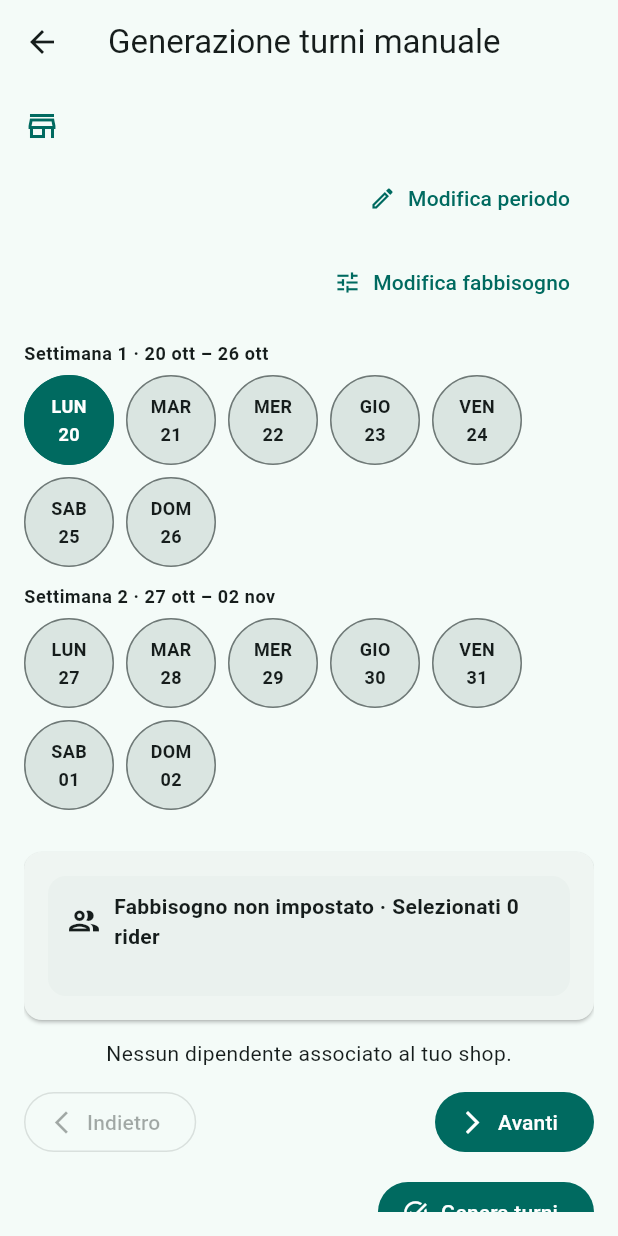
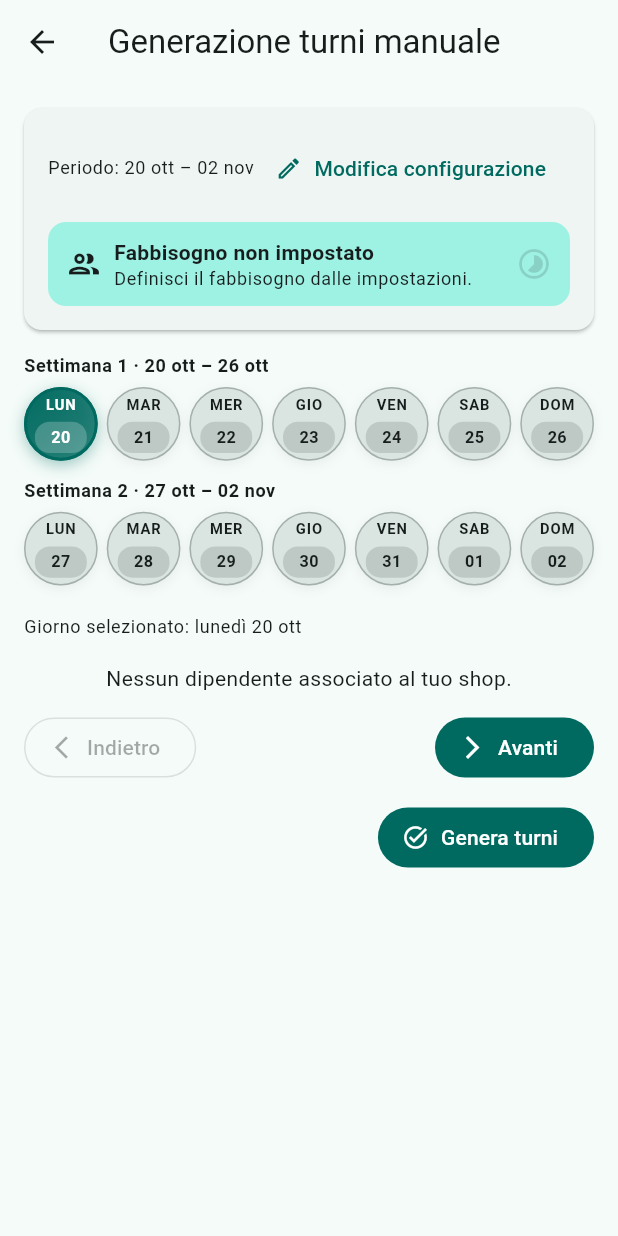
Before and after one commit to leopu00/turni, a Flutter app: the ShiftGenerationPage screen opened directly, after a tap on "Inizia pianificazione", on a phone screen of 412 x 824 dp. Run offline on Flutter 3.47's test engine with Material 3 defaults, Android fonts, the phone set to English and light mode, and no system bars; our stand-ins replace supabase_flutter; accounts and stored records are empty.

Commit message:
feat(boss): streamline planner header and highlight fulfilled needs

```diff
--- a/lib/pages/shift_generation_page.dart
+++ b/lib/pages/shift_generation_page.dart
@@ -41,7 +41,6 @@ class _ShiftGenerationPageState extends State<ShiftGenerationPage> {
   bool _loadingColleagues = false;
   String? _colleaguesError;
   String? _shopId;
-  String? _shopName;
   bool _saving = false;
   String? _saveError;
   final Map<String, Set<String>> _dailySelections = {};
@@ -72,7 +71,6 @@ class _ShiftGenerationPageState extends State<ShiftGenerationPage> {
         _colleagues = filtered;
         _pendingManual = pendingManual;
         _shopId = result.shopId;
-        _shopName = result.shopName;
         _loadingColleagues = false;
       });
       if (!mounted) return;
@@ -179,150 +177,6 @@ class _ShiftGenerationPageState extends State<ShiftGenerationPage> {
     ScaffoldMessenger.of(
       context,
     ).showSnackBar(SnackBar(content: Text(message)));
-  }
-
-  Future<void> _openRequirementEditor() async {
-    if (_requirementsLoading || _requirementsSaving) return;
-    final result = await showModalBottomSheet<List<int>>(
-      context: context,
-      isScrollControlled: true,
-      useSafeArea: true,
-      builder: (context) {
-        final edited = List<int>.from(_weeklyRequirements);
-        return StatefulBuilder(
-          builder: (context, setModalState) {
-            final theme = Theme.of(context);
-            final bottomInset = MediaQuery.of(context).viewInsets.bottom;
-
-            return FractionallySizedBox(
-              heightFactor: 0.9,
-              child: Padding(
-                padding: EdgeInsets.only(
-                  left: 16,
-                  right: 16,
-                  top: 16,
-                  bottom: 16 + bottomInset,
-                ),
-                child: Column(
-                  crossAxisAlignment: CrossAxisAlignment.start,
-                  children: [
-                    Row(
-                      children: [
-                        Expanded(
-                          child: Text(
-                            'Imposta fabbisogno',
-                            style: theme.textTheme.titleLarge,
-                          ),
-                        ),
-                        TextButton(
-                          onPressed: () {
-                            setModalState(() {
-                              for (var i = 0; i < edited.length; i++) {
-                                edited[i] = _defaultWeeklyRequirements[i];
-                              }
-                            });
-                          },
-                          child: const Text('Ripristina default'),
-                        ),
-                      ],
-                    ),
-                    const SizedBox(height: 8),
-                    Text(
-                      'Definisci quanti rider servono in ciascun giorno della settimana. I valori si applicano a tutte le settimane del periodo.',
-                      style: theme.textTheme.bodyMedium,
-                    ),
-                    const SizedBox(height: 16),
-                    Expanded(
-                      child: ListView.separated(
-                        itemCount: 7,
-                        separatorBuilder: (_, __) => const Divider(),
-                        itemBuilder: (context, index) {
-                          final label = _weekdayLabelForIndex(index);
-                          final value = edited[index];
-                          return ListTile(
-                            contentPadding: EdgeInsets.zero,
-                            title: Text(
-                              label,
-                              style: theme.textTheme.titleMedium,
-                            ),
-                            trailing: Row(
-                              mainAxisSize: MainAxisSize.min,
-                              children: [
-                                IconButton(
-                                  tooltip: 'Diminuisci',
-                                  onPressed: value > 0
-                                      ? () {
-                                          setModalState(() {
-                                            edited[index] = value - 1;
-                                          });
-                                        }
-                                      : null,
-                                  icon: const Icon(Icons.remove_circle_outline),
-                                ),
-                                SizedBox(
-                                  width: 36,
-                                  child: Text(
-                                    '$value',
-                                    textAlign: TextAlign.center,
-                                    style: theme.textTheme.titleMedium,
-                                  ),
-                                ),
-                                IconButton(
-                                  tooltip: 'Aumenta',
-                                  onPressed: () {
-                                    setModalState(() {
-                                      final next = value + 1;
-                                      edited[index] = next > 99 ? 99 : next;
-                                    });
-                                  },
-                                  icon: const Icon(Icons.add_circle_outline),
-                                ),
-                              ],
-                            ),
-                          );
-                        },
-                      ),
-                    ),
-                    const SizedBox(height: 16),
-                    Row(
-                      children: [
-                        TextButton(
-                          onPressed: () {
-                            Navigator.pop(context);
-                          },
-                          child: const Text('Annulla'),
-                        ),
-                        const Spacer(),
-                        FilledButton(
-                          onPressed: () {
-                            Navigator.pop(context, List<int>.from(edited));
-                          },
-                          child: const Text('Salva'),
-                        ),
-                      ],
-                    ),
-                  ],
-                ),
-              ),
-            );
-          },
-        );
-      },
-    );
-
-    if (result != null && mounted) {
-      if (result.length != 7) return;
-      final previous = List<int>.from(_weeklyRequirements);
-      setState(() {
-        _weeklyRequirements = List<int>.from(result);
-        _requirementsError = null;
-        _applyRequirementsToDays();
-      });
-      await _saveWeeklyRequirements(
-        newValues: List<int>.from(result),
-        previousValues: previous,
-      );
-    }
   }
 
   void _startPlanning() {
@@ -527,83 +381,44 @@ class _ShiftGenerationPageState extends State<ShiftGenerationPage> {
 
     final currentDay = _days[_currentDayIndex];
     final theme = Theme.of(context);
-    final hasShop = _shopId != null;
-    final storeLabel = _shopName ?? 'Shop senza nome';
-    final canEditRequirements =
-        hasShop && !_requirementsLoading && !_requirementsSaving && !_saving;
     final selectedCount = _dailySelections[_dayKey(currentDay)]?.length ?? 0;
     final requirement = _requirementFor(currentDay);
     final defaultTextColor =
         theme.textTheme.bodyMedium?.color ?? theme.colorScheme.onSurface;
     final bool requirementMet =
         requirement == 0 || selectedCount >= requirement;
-    final Color highlightColor = requirement == 0
-        ? defaultTextColor
-        : requirementMet
+    final Color highlightColor = requirementMet && requirement > 0
         ? theme.colorScheme.primary
-        : theme.colorScheme.error;
-    final Color backgroundColor = requirement == 0
-        ? theme.colorScheme.surfaceVariant.withOpacity(0.25)
-        : requirementMet
-        ? theme.colorScheme.primary.withOpacity(0.1)
-        : theme.colorScheme.error.withOpacity(0.1);
-    final int missing = requirement > selectedCount
-        ? requirement - selectedCount
-        : 0;
+        : defaultTextColor;
+
+    final weeks = _weeks <= 0 ? 1 : _weeks;
+    final totalDays = weeks * 7;
+    final periodStart = DateTime(
+      _startDate.year,
+      _startDate.month,
+      _startDate.day,
+    );
+    final periodEndUtc = DateTime.utc(
+      periodStart.year,
+      periodStart.month,
+      periodStart.day,
+    ).add(Duration(days: totalDays - 1));
+    final periodEnd = DateTime(
+      periodEndUtc.year,
+      periodEndUtc.month,
+      periodEndUtc.day,
+    );
+    final displayStart = _days.isNotEmpty ? _days.first : periodStart;
+    final displayEnd = _days.isNotEmpty ? _days.last : periodEnd;
+    final periodLabel =
+        'Periodo: ${DateFormat('dd MMM', 'it_IT').format(displayStart)} – '
+        '${DateFormat('dd MMM', 'it_IT').format(displayEnd)}';
 
     final bottomInset = MediaQuery.of(context).viewPadding.bottom;
 
-    return SingleChildScrollView(
-      padding: EdgeInsets.only(bottom: bottomInset > 0 ? bottomInset + 16 : 16),
-      child: Column(
+    return Column(
       crossAxisAlignment: CrossAxisAlignment.start,
       children: [
-          if (_saving) const LinearProgressIndicator(),
-          if (_saving) const SizedBox(height: 12),
-          if (hasShop)
-            Row(
-              children: [
-                Icon(Icons.store_outlined, color: theme.colorScheme.primary),
-                const SizedBox(width: 8),
-                Expanded(
-                  child: Text(storeLabel, style: theme.textTheme.titleMedium),
-                ),
-              ],
-            )
-          else
-            Text(
-              'Nessuno shop associato: non è possibile salvare i turni.',
-              style: theme.textTheme.bodyMedium?.copyWith(
-                color: theme.colorScheme.error,
-              ),
-            ),
-          const SizedBox(height: 12),
-          Align(
-            alignment: Alignment.centerRight,
-            child: TextButton.icon(
-              onPressed: _openConfiguration,
-              icon: const Icon(Icons.edit_outlined),
-              label: const Text('Modifica periodo'),
-            ),
-          ),
-          const SizedBox(height: 8),
-          Align(
-            alignment: Alignment.centerRight,
-            child: TextButton.icon(
-              onPressed: canEditRequirements ? _openRequirementEditor : null,
-              icon: const Icon(Icons.tune),
-              label: const Text('Modifica fabbisogno'),
-            ),
-          ),
-          const SizedBox(height: 16),
-          _DayNavigator(
-            days: _days,
-            currentIndex: _currentDayIndex,
-            onDaySelected: _setDayIndex,
-            enabled: !_saving,
-            satisfiedIndexes: _satisfiedDayIndexes(),
-          ),
-          const SizedBox(height: 16),
         Card(
           margin: EdgeInsets.zero,
           child: Padding(
@@ -611,6 +426,26 @@ class _ShiftGenerationPageState extends State<ShiftGenerationPage> {
             child: Column(
               crossAxisAlignment: CrossAxisAlignment.start,
               children: [
+                if (_saving || _requirementsLoading || _requirementsSaving) ...[
+                  const LinearProgressIndicator(),
+                  const SizedBox(height: 12),
+                ],
+                Row(
+                  children: [
+                    Expanded(
+                      child: Text(
+                        _days.isEmpty ? 'Periodo non configurato' : periodLabel,
+                        style: theme.textTheme.bodySmall,
+                      ),
+                    ),
+                    TextButton.icon(
+                      onPressed: _openConfiguration,
+                      icon: const Icon(Icons.edit_outlined),
+                      label: const Text('Modifica configurazione'),
+                    ),
+                  ],
+                ),
+                const SizedBox(height: 12),
                 Container(
                   width: double.infinity,
                   padding: const EdgeInsets.symmetric(
@@ -618,40 +453,49 @@ class _ShiftGenerationPageState extends State<ShiftGenerationPage> {
                     vertical: 10,
                   ),
                   decoration: BoxDecoration(
-                      color: backgroundColor,
+                    color: requirementMet
+                        ? theme.colorScheme.primaryContainer
+                        : theme.colorScheme.surfaceContainerHighest,
                     borderRadius: BorderRadius.circular(12),
                   ),
-                    child: Column(
-                      crossAxisAlignment: CrossAxisAlignment.start,
-                      children: [
-                        Row(
+                  child: Row(
                     children: [
                       Icon(Icons.group_outlined, color: highlightColor),
                       const SizedBox(width: 8),
                       Expanded(
-                              child: Text(
+                        child: Column(
+                          crossAxisAlignment: CrossAxisAlignment.start,
+                          children: [
+                            Text(
                               requirement == 0
-                                    ? 'Fabbisogno non impostato · Selezionati $selectedCount rider'
+                                  ? 'Fabbisogno non impostato'
                                   : 'Fabbisogno: $selectedCount / $requirement rider',
                               style: theme.textTheme.bodyMedium?.copyWith(
                                 color: highlightColor,
                                 fontWeight: FontWeight.w600,
                               ),
                             ),
+                            Text(
+                              requirement > 0
+                                  ? (requirementMet
+                                        ? 'Fabbisogno soddisfatto.'
+                                        : 'Seleziona rider fino a raggiungere il fabbisogno.')
+                                  : 'Definisci il fabbisogno dalle impostazioni.',
+                              style: theme.textTheme.bodySmall?.copyWith(
+                                color: highlightColor,
+                              ),
                             ),
                           ],
                         ),
-                        const SizedBox(height: 4),
-                        Visibility(
-                          visible: !requirementMet && requirement > 0,
-                          maintainSize: true,
-                          maintainAnimation: true,
-                          maintainState: true,
-                          child: Text(
-                            'Ne mancano $missing.',
-                            style: theme.textTheme.bodySmall?.copyWith(
+                      ),
+                      AnimatedOpacity(
+                        duration: const Duration(milliseconds: 250),
+                        opacity: requirementMet && requirement > 0 ? 1 : 0.15,
+                        child: Icon(
+                          requirementMet && requirement > 0
+                              ? Icons.check_circle_outline
+                              : Icons.timelapse_outlined,
                           color: highlightColor,
-                            ),
                         ),
                       ),
                     ],
@@ -661,7 +505,29 @@ class _ShiftGenerationPageState extends State<ShiftGenerationPage> {
             ),
           ),
         ),
-          const SizedBox(height: 12),
+        const SizedBox(height: 16),
+        Expanded(
+          child: SingleChildScrollView(
+            padding: EdgeInsets.only(
+              bottom: bottomInset > 0 ? bottomInset + 16 : 16,
+            ),
+            child: Column(
+              crossAxisAlignment: CrossAxisAlignment.start,
+              children: [
+                _DayNavigator(
+                  days: _days,
+                  currentIndex: _currentDayIndex,
+                  onDaySelected: _setDayIndex,
+                  enabled: !_saving,
+                  satisfiedIndexes: _satisfiedDayIndexes(),
+                ),
+                const SizedBox(height: 8),
+                Text(
+                  'Giorno selezionato: '
+                  '${DateFormat('EEEE dd MMM', 'it_IT').format(currentDay)}',
+                  style: theme.textTheme.bodySmall,
+                ),
+                const SizedBox(height: 16),
                 _buildEmployeeChecklist(currentDay),
                 const SizedBox(height: 12),
                 Row(
@@ -706,6 +572,9 @@ class _ShiftGenerationPageState extends State<ShiftGenerationPage> {
                   ),
               ],
             ),
+          ),
+        ),
+      ],
     );
   }
 
@@ -1044,77 +913,38 @@ class _DayNavigator extends StatelessWidget {
         )
         ..add(const SizedBox(height: 6))
         ..add(
-          Wrap(
-            spacing: 8,
-            runSpacing: 8,
-            children: List.generate(weekDays.length, (index) {
+          LayoutBuilder(
+            builder: (context, constraints) {
+              const spacing = 6.0;
+              final count = weekDays.length;
+              final totalSpacing = spacing * (count - 1);
+              final itemSize = (constraints.maxWidth - totalSpacing) / count;
+
+              return Row(
+                children: List.generate(count, (index) {
                   final day = weekDays[index];
                   final globalIndex = start + index;
                   final selected = currentIndex == globalIndex;
                   final satisfied = satisfiedIndexes.contains(globalIndex);
-              final circleDiameter = 60.0;
-              final Color baseBackground;
-              final Color baseBorder;
-              if (selected) {
-                baseBackground = theme.colorScheme.primary;
-                baseBorder = theme.colorScheme.primary;
-              } else if (satisfied) {
-                baseBackground = theme.colorScheme.primary;
-                baseBorder = theme.colorScheme.primary;
-              } else {
-                baseBackground = theme.colorScheme.surfaceVariant;
-                baseBorder = theme.dividerColor;
-              }
-              final Color resolvedTextColor = (selected || satisfied)
-                  ? Colors.white
-                  : (theme.textTheme.bodyMedium?.color ??
-                        theme.colorScheme.onSurface);
-
-              return Tooltip(
-                message: DateFormat('EEEE dd MMMM', 'it_IT').format(day),
-                child: Material(
-                  color: baseBackground,
-                  shape: CircleBorder(
-                    side: BorderSide(
-                      color: baseBorder,
-                      width: selected ? 3 : 1,
+                  return Padding(
+                    padding: EdgeInsets.only(
+                      right: index == count - 1 ? 0 : spacing,
                     ),
-                  ),
-                  child: InkWell(
-                    customBorder: const CircleBorder(),
-                    onTap: enabled ? () => onDaySelected(globalIndex) : null,
-                    child: SizedBox(
-                      width: circleDiameter,
-                      height: circleDiameter,
-                      child: Center(
-                        child: Column(
-                          mainAxisSize: MainAxisSize.min,
-                          children: [
-                            Text(
-                              dayFormatter.format(day).toUpperCase(),
-                              style: TextStyle(
-                                fontSize: 12,
-                                color: resolvedTextColor,
-                                fontWeight: FontWeight.bold,
-                              ),
-                            ),
-                            const SizedBox(height: 2),
-                            Text(
-                              dateFormatter.format(day),
-                              style: TextStyle(
-                                fontSize: 12,
-                                color: resolvedTextColor,
-                                fontWeight: FontWeight.w600,
-                              ),
-                            ),
-                          ],
-                        ),
-                      ),
-                    ),
-                  ),
+                    child: _buildDayCircle(
+                      context: context,
+                      dayFormatter: dayFormatter,
+                      dateFormatter: dateFormatter,
+                      day: day,
+                      diameter: itemSize,
+                      selected: selected,
+                      satisfied: satisfied,
+                      enabled: enabled,
+                      onTap: () => onDaySelected(globalIndex),
                     ),
                   );
                 }),
+              );
+            },
           ),
         )
         ..add(const SizedBox(height: 12));
@@ -1126,3 +956,129 @@ class _DayNavigator extends StatelessWidget {
     );
   }
 }
+
+Widget _buildDayCircle({
+  required BuildContext context,
+  required DateFormat dayFormatter,
+  required DateFormat dateFormatter,
+  required DateTime day,
+  required double diameter,
+  required bool selected,
+  required bool satisfied,
+  required bool enabled,
+  required VoidCallback onTap,
+}) {
+  final theme = Theme.of(context);
+  final ColorScheme scheme = theme.colorScheme;
+
+  final BorderSide borderSide;
+  final Gradient? gradient;
+  final Color textColor;
+
+  if (selected) {
+    borderSide = BorderSide(color: scheme.primary, width: 2);
+    gradient = LinearGradient(
+      colors: [scheme.primary, scheme.primary.withOpacity(0.75)],
+      begin: Alignment.topLeft,
+      end: Alignment.bottomRight,
+    );
+    textColor = scheme.onPrimary;
+  } else if (satisfied) {
+    borderSide = BorderSide(color: scheme.secondary, width: 1.4);
+    gradient = LinearGradient(
+      colors: [
+        scheme.secondaryContainer,
+        scheme.secondaryContainer.withOpacity(0.9),
+      ],
+      begin: Alignment.topLeft,
+      end: Alignment.bottomRight,
+    );
+    textColor = scheme.onSecondaryContainer;
+  } else {
+    borderSide = BorderSide(color: scheme.outline.withOpacity(0.5), width: 1);
+    gradient = null;
+    textColor = theme.textTheme.bodyMedium?.color ?? scheme.onSurfaceVariant;
+  }
+
+  return Tooltip(
+    message: DateFormat('EEEE dd MMMM', 'it_IT').format(day),
+    child: Material(
+      color: Colors.transparent,
+      shape: CircleBorder(side: borderSide),
+      child: InkWell(
+        customBorder: const CircleBorder(),
+        onTap: enabled ? onTap : null,
+        child: SizedBox(
+          width: diameter,
+          height: diameter,
+          child: DecoratedBox(
+            decoration: ShapeDecoration(
+              shape: const CircleBorder(),
+              gradient: gradient,
+              color: gradient == null ? scheme.surfaceVariant : null,
+              shadows: selected
+                  ? [
+                      BoxShadow(
+                        color: scheme.primary.withOpacity(0.35),
+                        blurRadius: 8,
+                        offset: const Offset(0, 3),
+                      ),
+                    ]
+                  : satisfied
+                  ? [
+                      BoxShadow(
+                        color: scheme.secondary.withOpacity(0.2),
+                        blurRadius: 6,
+                        offset: const Offset(0, 2),
+                      ),
+                    ]
+                  : [
+                      BoxShadow(
+                        color: Colors.black.withOpacity(0.06),
+                        blurRadius: 6,
+                        offset: const Offset(0, 2),
+                      ),
+                    ],
+            ),
+            child: Center(
+              child: Column(
+                mainAxisSize: MainAxisSize.min,
+                children: [
+                  Text(
+                    dayFormatter.format(day).toUpperCase(),
+                    style: TextStyle(
+                      fontSize: diameter * 0.2,
+                      color: textColor,
+                      fontWeight: FontWeight.w700,
+                      letterSpacing: 0.6,
+                    ),
+                  ),
+                  const SizedBox(height: 4),
+                  Container(
+                    padding: EdgeInsets.symmetric(
+                      horizontal: diameter * 0.22,
+                      vertical: diameter * 0.06,
+                    ),
+                    decoration: BoxDecoration(
+                      borderRadius: BorderRadius.circular(10),
+                      color: textColor.withOpacity(selected ? 0.22 : 0.14),
+                    ),
+                    child: Text(
+                      dateFormatter.format(day),
+                      style: TextStyle(
+                        fontSize: diameter * 0.22,
+                        letterSpacing: 0.3,
+                        color: textColor,
+                        fontWeight: FontWeight.w600,
+                      ),
+                    ),
+                  ),
+                ],
+              ),
+            ),
+          ),
+        ),
+      ),
+    ),
+  );
+}
```
Lines whose indentation alone changed are shown as unchanged.
